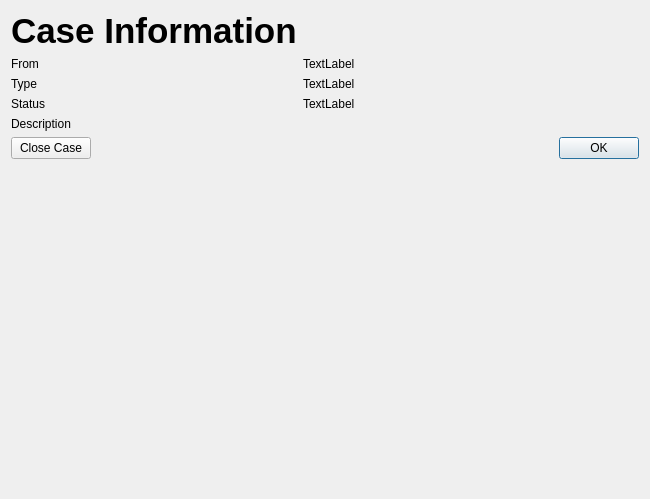
This is PT-Helpdesk-Server/detailsdialog.ui in lukpro681/PT-Helpdesk as Qt 5 draws it before an edit. The edited form follows.
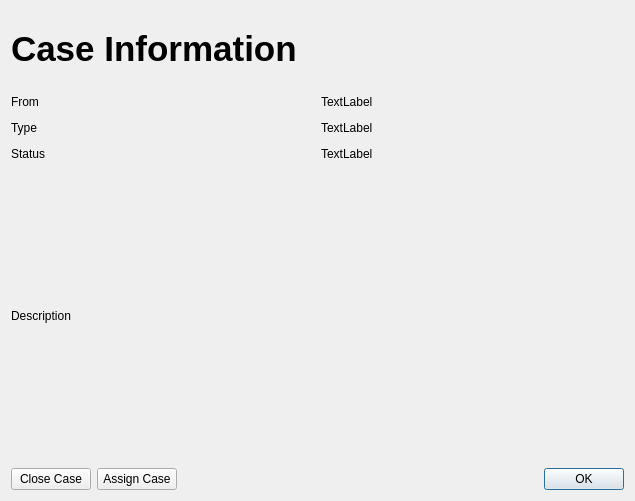
This is the edited form.

```diff
--- a/PT-Helpdesk-Server/detailsdialog.ui
+++ b/PT-Helpdesk-Server/detailsdialog.ui
@@ -6,14 +6,14 @@
    <rect>
     <x>0</x>
     <y>0</y>
-    <width>650</width>
-    <height>499</height>
+    <width>635</width>
+    <height>501</height>
    </rect>
   </property>
   <property name="windowTitle">
    <string>Dialog</string>
   </property>
-  <layout class="QFormLayout" name="formLayout">
+  <layout class="QGridLayout" name="gridLayout">
    <item row="0" column="0">
     <widget class="QLabel" name="infoLabel">
      <property name="maximumSize">
@@ -93,8 +93,45 @@
      </property>
     </widget>
    </item>
+   <item row="5" column="0" colspan="2">
+    <layout class="QHBoxLayout" name="horizontalLayout_2">
+     <property name="spacing">
+      <number>6</number>
+     </property>
+     <item>
+      <widget class="QPushButton" name="closeCaseButton">
+       <property name="text">
+        <string>Close Case</string>
+       </property>
+      </widget>
+     </item>
+     <item>
+      <widget class="QPushButton" name="assignCaseButton">
+       <property name="text">
+        <string>Assign Case</string>
+       </property>
+      </widget>
+     </item>
+     <item>
+      <widget class="QDialogButtonBox" name="buttonBox">
+       <property name="orientation">
+        <enum>Qt::Horizontal</enum>
+       </property>
+       <property name="standardButtons">
+        <set>QDialogButtonBox::Ok</set>
+       </property>
+      </widget>
+     </item>
+    </layout>
+   </item>
    <item row="4" column="0" colspan="2">
     <widget class="QLabel" name="descLabel">
+     <property name="minimumSize">
+      <size>
+       <width>0</width>
+       <height>275</height>
+      </size>
+     </property>
      <property name="maximumSize">
       <size>
        <width>16777215</width>
@@ -106,23 +143,6 @@
      </property>
     </widget>
    </item>
-   <item row="5" column="1">
-    <widget class="QDialogButtonBox" name="buttonBox">
-     <property name="orientation">
-      <enum>Qt::Horizontal</enum>
-     </property>
-     <property name="standardButtons">
-      <set>QDialogButtonBox::Ok</set>
-     </property>
-    </widget>
-   </item>
-   <item row="5" column="0">
-    <widget class="QPushButton" name="closeCaseButton">
-     <property name="text">
-      <string>Close Case</string>
-     </property>
-    </widget>
-   </item>
   </layout>
  </widget>
  <resources/>
```
